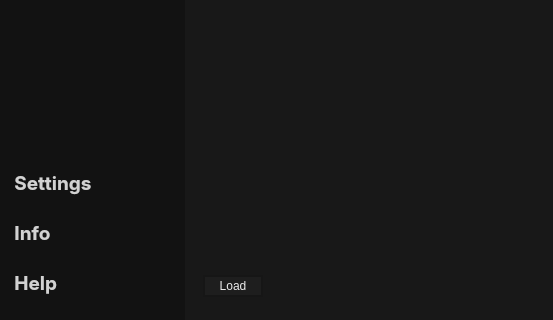
XRuRuX/FormulaStudentQT, file FormulaStudent/mainwindow.ui: the form before one commit; both pictures show x 0 to 553 and y 253 to 573 of the 1066 by 573 pixel window.
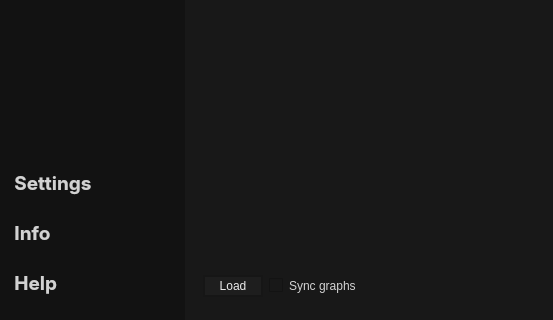
The form after the commit. Icons and pictures are not drawn. Custom widgets are drawn as their Qt base class.

Commit message: Check box to sync and desync graphs

What changed in the file:
```diff
--- a/FormulaStudent/mainwindow.ui
+++ b/FormulaStudent/mainwindow.ui
@@ -771,6 +771,13 @@
                 </property>
                </widget>
               </item>
+              <item>
+               <widget class="QCheckBox" name="syncGraphCheckBox">
+                <property name="text">
+                 <string>Sync graphs</string>
+                </property>
+               </widget>
+              </item>
               <item>
                <spacer name="horizontalSpacer_4">
                 <property name="orientation">
```
Left out of the diff: 2 changed lines with no effect on the pictures. The commit also changes 5 other files.
